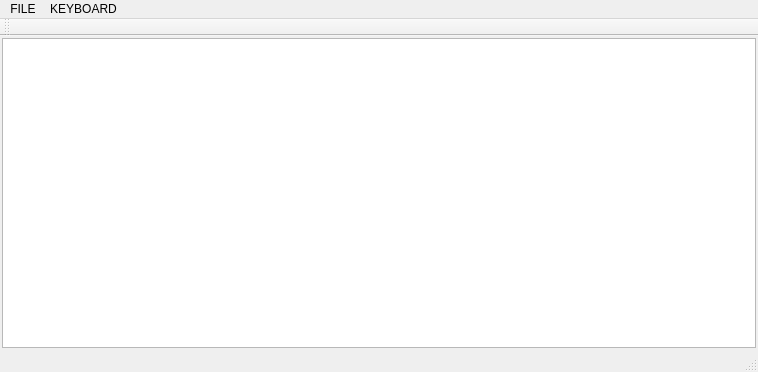
Qt form src/swaggboard/mainwindow.ui (benapetr/swaggboard) before a commit.
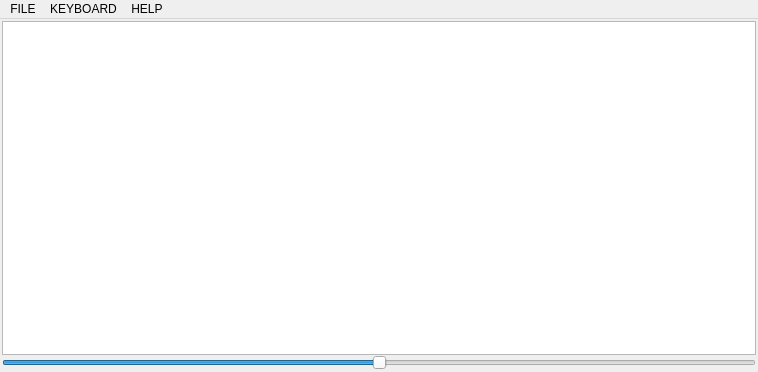
The same form after that commit.

```diff
--- a/src/swaggboard/mainwindow.ui
+++ b/src/swaggboard/mainwindow.ui
@@ -33,6 +33,23 @@
     <item>
      <widget class="QTableWidget" name="tableWidget"/>
     </item>
+    <item>
+     <layout class="QHBoxLayout" name="horizontalLayout">
+      <item>
+       <widget class="QSlider" name="horizontalSlider">
+        <property name="maximum">
+         <number>200</number>
+        </property>
+        <property name="value">
+         <number>100</number>
+        </property>
+        <property name="orientation">
+         <enum>Qt::Horizontal</enum>
+        </property>
+       </widget>
+      </item>
+     </layout>
+    </item>
    </layout>
   </widget>
   <widget class="QMenuBar" name="menuBar">
@@ -41,7 +58,7 @@
      <x>0</x>
      <y>0</y>
      <width>758</width>
-     <height>20</height>
+     <height>21</height>
     </rect>
    </property>
    <widget class="QMenu" name="menuFile">
@@ -62,18 +79,16 @@
     <addaction name="actionRemove_shortcut"/>
     <addaction name="actionPlay"/>
    </widget>
+   <widget class="QMenu" name="menuHELP">
+    <property name="title">
+     <string>HELP</string>
+    </property>
+    <addaction name="actionHow_to_use"/>
+   </widget>
    <addaction name="menuFile"/>
    <addaction name="menuKEYBOARD"/>
+   <addaction name="menuHELP"/>
   </widget>
-  <widget class="QToolBar" name="mainToolBar">
-   <attribute name="toolBarArea">
-    <enum>TopToolBarArea</enum>
-   </attribute>
-   <attribute name="toolBarBreak">
-    <bool>false</bool>
-   </attribute>
-  </widget>
-  <widget class="QStatusBar" name="statusBar"/>
   <action name="actionExit">
    <property name="text">
     <string>Exit</string>
```
Left out of the diff: 21 changed lines with no effect on the pictures.
